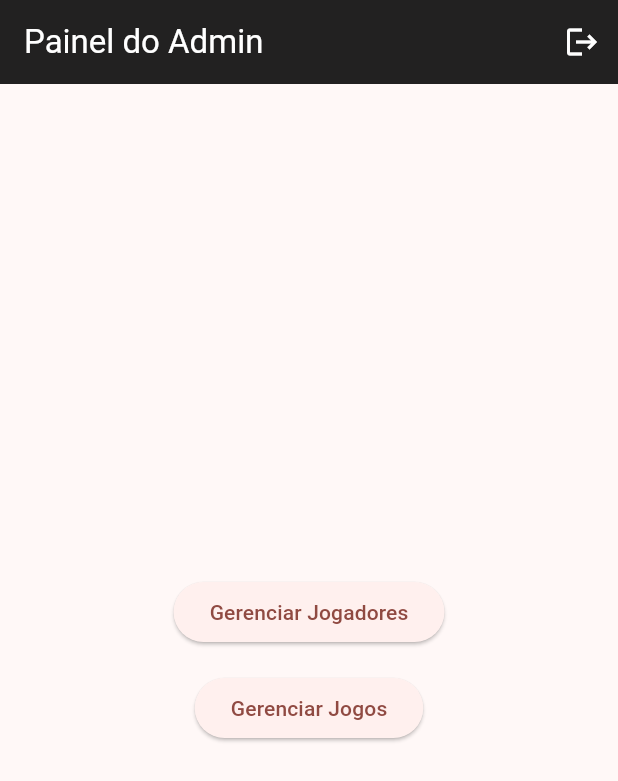
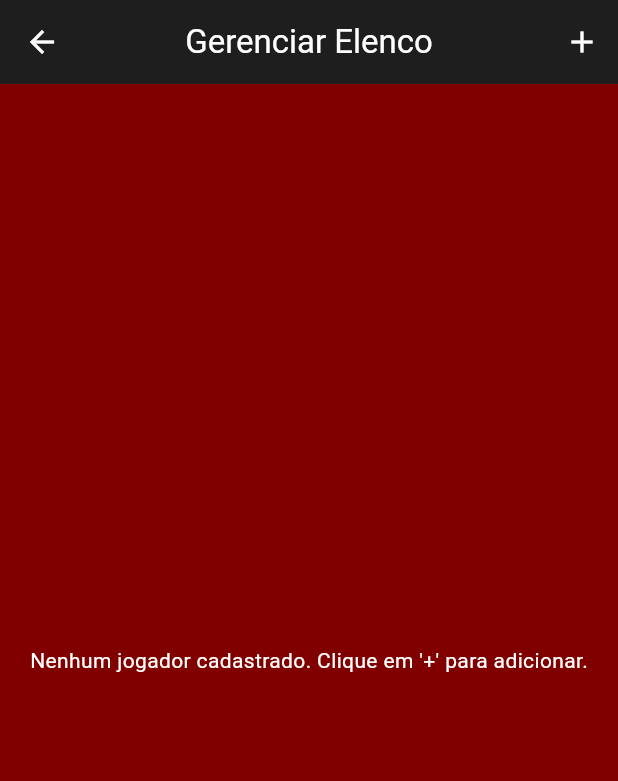
Before and after one commit to euolelis/moreiras_sports_app, a Flutter app: the AdminDashboardScreen screen opened by its route, after a tap on "Gerenciar Jogadores", on a phone screen of 412 x 824 dp. Shown: the top 781 px of the screen. Run offline on Flutter 3.47's test engine with Material 3 defaults, Android fonts, the light colour scheme and no system bars; our stand-ins replace cloud_firestore, firebase_auth, firebase_core, flutter_riverpod, go_router; accounts and stored records are empty.

Commit message:
Feat: Implement public UI shell and player list screen

```diff
--- /dev/null
+++ b/lib/core/services/firestore_service.dart
@@ -0,0 +1,60 @@
+import 'package:cloud_firestore/cloud_firestore.dart';
+    import 'package:flutter_riverpod/flutter_riverpod.dart';
+    import '../models/player_model.dart';
+
+    class FirestoreService {
+      final FirebaseFirestore _db = FirebaseFirestore.instance;
+      final String _schoolId = "moreiras-sport"; // Hardcoded para o projeto piloto
+
+      // --- PLAYERS ---
+
+      // Pega um stream da lista de jogadores para exibir em tempo real
+      Stream<List<Player>> getPlayersStream() {
+        return _db
+            .collection('schools')
+            .doc(_schoolId)
+            .collection('players')
+            .orderBy('name') // Ordena por nome
+            .snapshots()
+            .map((snapshot) => snapshot.docs
+                .map((doc) => Player.fromFirestore(doc))
+                .toList());
+      }
+
+      // Salva (cria ou atualiza) um jogador
+      Future<void> setPlayer(Player player) async {
+        final docRef = _db
+            .collection('schools')
+            .doc(_schoolId)
+            .collection('players')
+            .doc(player.id.isEmpty ? null : player.id); // Se o ID for vazio, o Firestore gera um novo
+
+        // Se o player.id for vazio, criamos um novo Player com o ID gerado
+        final playerToSave = player.id.isEmpty
+            ? Player(
+                id: docRef.id, // Usamos o ID que o Firestore acabou de gerar
+                name: player.name,
+                position: player.position,
+                number: player.number,
+                birthDate: player.birthDate,
+                photoUrl: player.photoUrl)
+            : player;
+
+        await docRef.set(playerToSave.toFirestore());
+      }
+
+      // Deleta um jogador
+      Future<void> deletePlayer(String playerId) async {
+        await _db
+            .collection('schools')
+            .doc(_schoolId)
+            .collection('players')
+            .doc(playerId)
+            .delete();
+      }
+    }
+
+    // Provider para disponibilizar o FirestoreService no app
+    final firestoreServiceProvider = Provider<FirestoreService>((ref) {
+      return FirestoreService();
+    });
--- a/lib/features/admin/screens/admin_dashboard_screen.dart
+++ b/lib/features/admin/screens/admin_dashboard_screen.dart
@@ -1,6 +1,6 @@
 import 'package:flutter/material.dart';
     import 'package:flutter_riverpod/flutter_riverpod.dart';
-    import 'package:go_router/go_router.dart';
+    import 'package:go_router/go_router.dart'; // Garanta que este import está aqui
     import '../../../core/services/auth_service.dart';
 
     class AdminDashboardScreen extends ConsumerWidget {
@@ -16,7 +16,6 @@ import 'package:flutter/material.dart';
                 icon: const Icon(Icons.logout),
                 onPressed: () async {
                   await ref.read(authServiceProvider).signOut();
-                  // Após o logout, volta para a home
                   context.go('/');
                 },
               )
@@ -28,14 +27,15 @@ import 'package:flutter/material.dart';
               children: [
                 ElevatedButton(
                   onPressed: () {
-                    // Navegar para gerenciar jogadores
+                    // Esta é a linha chave. Ela navega para a sub-rota.
+                    context.go('/admin/manage-players');
                   },
                   child: const Text('Gerenciar Jogadores'),
                 ),
                 const SizedBox(height: 16),
                 ElevatedButton(
                   onPressed: () {
-                    // Navegar para gerenciar jogos
+                    // Ação para gerenciar jogos (futuro)
                   },
                   child: const Text('Gerenciar Jogos'),
                 ),
--- /dev/null
+++ b/lib/features/admin/screens/manage_players_screen.dart
@@ -0,0 +1,65 @@
+import 'package:flutter/material.dart';
+    import 'package:flutter_riverpod/flutter_riverpod.dart';
+    import 'package:go_router/go_router.dart';
+    import '../../../core/models/player_model.dart';
+    import '../../../core/services/firestore_service.dart';
+
+    // Provider que "ouve" o stream de jogadores do Firestore
+    final playersStreamProvider = StreamProvider.autoDispose<List<Player>>((ref) {
+      return ref.watch(firestoreServiceProvider).getPlayersStream();
+    });
+
+    class ManagePlayersScreen extends ConsumerWidget {
+      const ManagePlayersScreen({super.key});
+
+      @override
+      Widget build(BuildContext context, WidgetRef ref) {
+        final playersAsyncValue = ref.watch(playersStreamProvider);
+
+        return Scaffold(
+          appBar: AppBar(
+            title: const Text("Gerenciar Elenco"),
+            actions: [
+              IconButton(
+                icon: const Icon(Icons.add),
+                onPressed: () {
+                  // Navega para a tela de adicionar jogador
+                  context.go('/admin/add-player');
+                },
+              ),
+            ],
+          ),
+          body: playersAsyncValue.when(
+            data: (players) {
+              if (players.isEmpty) {
+                return const Center(
+                  child: Text("Nenhum jogador cadastrado. Clique em '+' para adicionar."),
+                );
+              }
+              return ListView.builder(
+                itemCount: players.length,
+                itemBuilder: (context, index) {
+                  final player = players[index];
+                  return ListTile(
+                    leading: CircleAvatar(
+                      child: Text(player.number.toString()),
+                    ),
+                    title: Text(player.name),
+                    subtitle: Text(player.position),
+                    trailing: IconButton(
+                      icon: const Icon(Icons.edit, color: Colors.blue),
+                      onPressed: () {
+                        // Navega para a tela de edição, passando o ID do jogador
+                        context.go('/admin/edit-player/${player.id}');
+                      },
+                    ),
+                  );
+                },
+              );
+            },
+            loading: () => const Center(child: CircularProgressIndicator()),
+            error: (err, stack) => Center(child: Text("Ocorreu um erro: $err")),
+          ),
+        );
+      }
+    }
--- a/lib/features/auth/screens/admin_login_screen.dart
+++ b/lib/features/auth/screens/admin_login_screen.dart
@@ -42,7 +42,7 @@ class _AdminLoginScreenState extends ConsumerState<AdminLoginScreen> {
       // Se o login for bem-sucedido e o widget ainda estiver na tela,
       // navega para a rota '/admin'.
       // (Você criará essa rota no próximo passo do seu tutorial)
-      if (mounted) context.go('/admin');
+     // if (mounted) context.go('/admin');
 
     } catch (e) {
       // Se ocorrer um erro (ex: senha errada, usuário não existe),
--- /dev/null
+++ b/lib/shared/theme/app_theme.dart
@@ -0,0 +1,71 @@
+  import 'package:flutter/material.dart';
+
+
+    const Color primaryColor = Color(0xFFF3B61F); // Ouro para texto, ícones e destaques
+    const Color brandingRed = Color(0xFF800000); // Vermelho escuro/vinho da marca (para fundos)
+    const Color darkBackground = Color(0xFF2A0808);  // Fundo principal (marrom muito escuro)
+    const Color darkBackgroundColor = Color(0xFF800000); // Vermelho escuro/vinho da marca
+    const Color cardColor = Color(0xFF1E1E1E); // Cor para cards e superfícies
+    const Color textOnGold = Colors.black;
+
+    final appTheme = ThemeData(
+      brightness: Brightness.dark,
+      scaffoldBackgroundColor: darkBackgroundColor,
+      primaryColor: primaryColor,
+
+  // Esquema de cores moderno (Material 3)
+  colorScheme: const ColorScheme.dark(
+    primary: primaryColor,
+    secondary: brandingRed, // <-- MUDANÇA: Usando o vermelho como cor secundária
+    background: darkBackground,
+    surface: cardColor,
+    onPrimary: textOnGold, // <-- MUDANÇA: Texto sobre a cor primária (botões) será preto
+    onSecondary: Colors.white,
+    onBackground: Colors.white,
+    onSurface: Colors.white,
+  ),
+
+  // Tema para a AppBar
+  appBarTheme: const AppBarTheme(
+    backgroundColor: cardColor,
+    foregroundColor: Colors.white,
+    elevation: 0,
+    centerTitle: true,
+  ),
+
+  // Tema para Botões Elevados
+  elevatedButtonTheme: ElevatedButtonThemeData(
+    style: ElevatedButton.styleFrom(
+      backgroundColor: primaryColor, // Fundo do botão (dourado)
+      foregroundColor: textOnGold, // <-- MUDANÇA: Cor do texto do botão (preto)
+      padding: const EdgeInsets.symmetric(horizontal: 32, vertical: 16),
+      shape: RoundedRectangleBorder(
+        borderRadius: BorderRadius.circular(8),
+      ),
+    ),
+  ),
+
+  // Tema para Campos de Texto
+  inputDecorationTheme: InputDecorationTheme(
+    filled: true,
+    fillColor: cardColor,
+    contentPadding: const EdgeInsets.symmetric(horizontal: 16, vertical: 12),
+    border: OutlineInputBorder(
+      borderRadius: BorderRadius.circular(8),
+      borderSide: BorderSide.none,
+    ),
+    floatingLabelStyle: const TextStyle(color: primaryColor),
+    focusedBorder: OutlineInputBorder(
+      borderRadius: BorderRadius.circular(8),
+      borderSide: const BorderSide(color: primaryColor, width: 2),
+    ),
+  ),
+
+  // Tema para ListTile
+  listTileTheme: ListTileThemeData(
+    shape: RoundedRectangleBorder(
+      borderRadius: BorderRadius.circular(8),
+    ),
+    tileColor: cardColor,
+  ),
+);
```
Also changed, not shown: lib/features/admin/screens/add_edit_player_screen.dart (added, +160 -0 lines), lib/features/home/screens/home_screen.dart (added, +71 -0 lines), lib/features/players/screens/player_list_screen.dart (added, +43 -0 lines), lib/features/players/widgets/player_list_card.dart (added, +48 -0 lines), lib/main.dart (+4 -13 lines), lib/navigation/app_router.dart (+58 -31 lines), lib/shared/widgets/main_scaffold.dart (added, +65 -0 lines).
